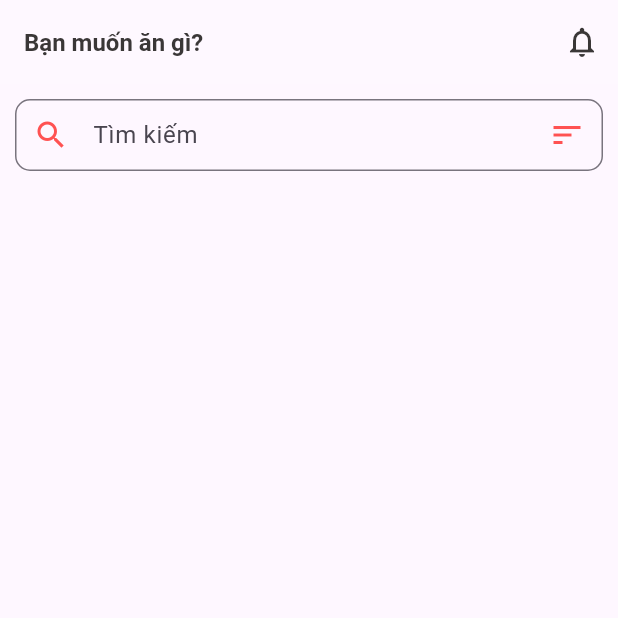
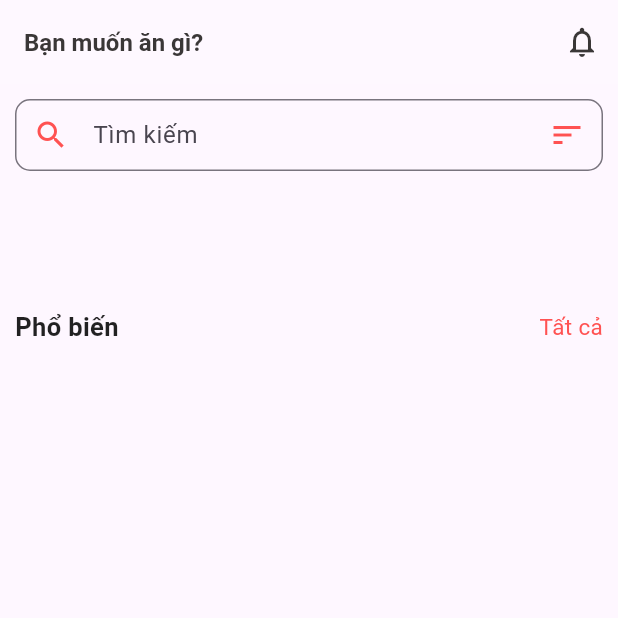
Before and after one commit to AnhQuan30052003/chuonchuonkim, a Flutter app: the PageHomeClient screen opened directly, on a phone screen of 412 x 824 dp, the top half of it. Run offline on Flutter 3.47's test engine with Material 3 defaults, Android fonts, the phone set to English and light mode, and no system bars; our stand-ins replace cloud_firestore, firebase_core, firebase_storage, flutter_slidable, get, image_picker; accounts and stored records are empty.

Commit message:
cập nhật

```diff
--- a/SanPhamAndroid/lib/pages/client/pageHomeClient.dart
+++ b/SanPhamAndroid/lib/pages/client/pageHomeClient.dart
@@ -129,6 +129,29 @@ class PageHomeClient extends StatelessWidget {
                   ),
                   // * end filter
 
+                  // * Phổ biến
+                  const SizedBox(height: 10),
+                  Row(
+                    mainAxisAlignment: MainAxisAlignment.spaceBetween,
+                    children: [
+                      const Text(
+                        "Phổ biến",
+                        style: TextStyle(
+                          color: Colors.black87,
+                          fontSize: 17,
+                          fontWeight: FontWeight.bold,
+                        ),
+                      ),
+                      GestureDetector(
+                        onTap: () {},
+                        child: const Text(
+                          "Tất cả",
+                          style: TextStyle(color: Colors.redAccent, fontSize: 15),
+                        ),
+                      ),
+                    ],
+                  ),
+                  // * end phổ biến
 
                 ]
               ),
```
Also changed, not shown: SanPhamAndroid/lib/pages/system/save.dart (+1 -21 lines).
